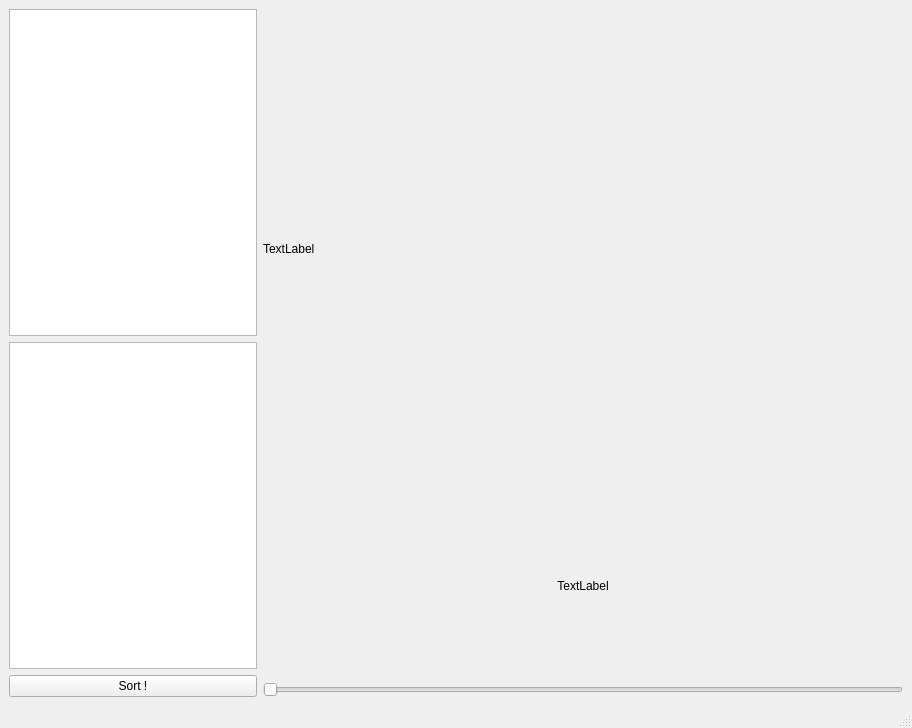
This is layout.ui in HugoTLR/Algorithm as Qt 5 draws it before an edit. The edited form follows.
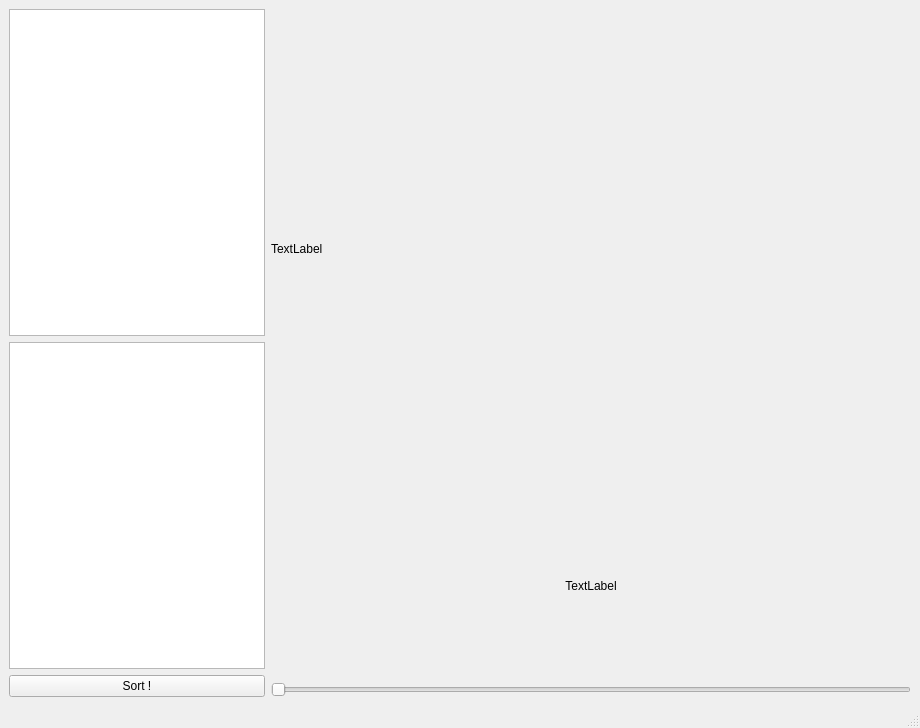
This is the edited form.

Commit message: image refacto + layout

What changed in the file:
```diff
--- a/layout.ui
+++ b/layout.ui
@@ -14,7 +14,16 @@
    <string>MainWindow</string>
   </property>
   <widget class="QWidget" name="centralwidget">
+   <property name="sizePolicy">
+    <sizepolicy hsizetype="MinimumExpanding" vsizetype="MinimumExpanding">
+     <horstretch>0</horstretch>
+     <verstretch>0</verstretch>
+    </sizepolicy>
+   </property>
    <layout class="QHBoxLayout" name="horizontalLayout_2">
+    <property name="sizeConstraint">
+     <enum>QLayout::SetDefaultConstraint</enum>
+    </property>
     <item>
      <layout class="QHBoxLayout" name="horizontalLayout" stretch="0,75">
       <item>
@@ -39,7 +48,7 @@
         <item>
          <widget class="QLabel" name="lbl_visu">
           <property name="sizePolicy">
-           <sizepolicy hsizetype="Fixed" vsizetype="Fixed">
+           <sizepolicy hsizetype="MinimumExpanding" vsizetype="MinimumExpanding">
             <horstretch>0</horstretch>
             <verstretch>0</verstretch>
            </sizepolicy>
@@ -52,8 +61,8 @@
           </property>
           <property name="maximumSize">
            <size>
-            <width>640</width>
-            <height>480</height>
+            <width>1280</width>
+            <height>960</height>
            </size>
           </property>
           <property name="text">
```
The commit also changes 4 other files.
